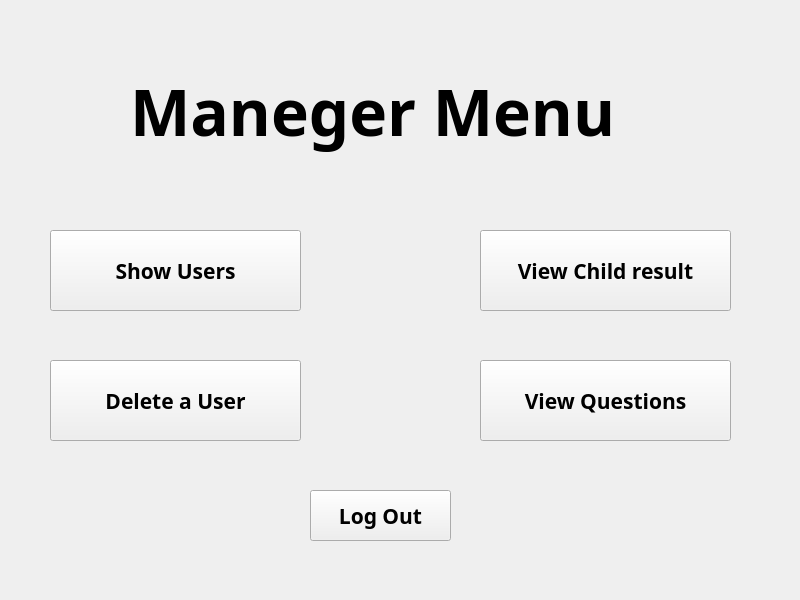
The window that src/login/GUI/ManagerMenu.ui (itay9/SCE_BSMP_2021_Team5) describes before a commit, drawn with Qt 5.
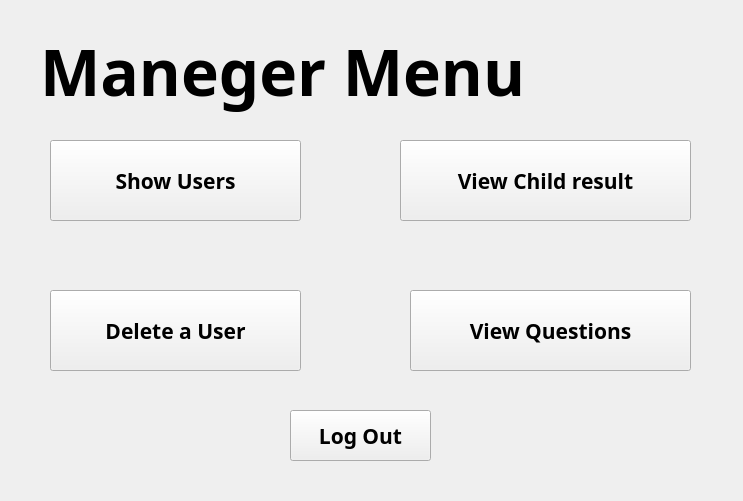
The same window after the commit.

```diff
--- a/src/login/GUI/ManagerMenu.ui
+++ b/src/login/GUI/ManagerMenu.ui
@@ -6,8 +6,8 @@
    <rect>
     <x>0</x>
     <y>0</y>
-    <width>800</width>
-    <height>600</height>
+    <width>743</width>
+    <height>501</height>
    </rect>
   </property>
   <property name="cursor">
@@ -20,8 +20,8 @@
    <widget class="QPushButton" name="logOutButton">
     <property name="geometry">
      <rect>
-      <x>310</x>
-      <y>490</y>
+      <x>290</x>
+      <y>410</y>
       <width>141</width>
       <height>51</height>
      </rect>
@@ -45,7 +45,7 @@
     <property name="geometry">
      <rect>
       <x>50</x>
-      <y>230</y>
+      <y>140</y>
       <width>251</width>
       <height>81</height>
      </rect>
@@ -65,9 +65,9 @@
    <widget class="QPushButton" name="viewChildResultButton">
     <property name="geometry">
      <rect>
-      <x>480</x>
-      <y>230</y>
-      <width>251</width>
+      <x>400</x>
+      <y>140</y>
+      <width>291</width>
       <height>81</height>
      </rect>
     </property>
@@ -86,9 +86,9 @@
    <widget class="QPushButton" name="viewQuestionsButton">
     <property name="geometry">
      <rect>
-      <x>480</x>
-      <y>360</y>
-      <width>251</width>
+      <x>410</x>
+      <y>290</y>
+      <width>281</width>
       <height>81</height>
      </rect>
     </property>
@@ -107,9 +107,9 @@
    <widget class="QLabel" name="title">
     <property name="geometry">
      <rect>
-      <x>130</x>
-      <y>60</y>
-      <width>561</width>
+      <x>40</x>
+      <y>20</y>
+      <width>661</width>
       <height>101</height>
      </rect>
     </property>
@@ -129,7 +129,7 @@
     <property name="geometry">
      <rect>
       <x>50</x>
-      <y>360</y>
+      <y>290</y>
       <width>251</width>
       <height>81</height>
      </rect>
```
